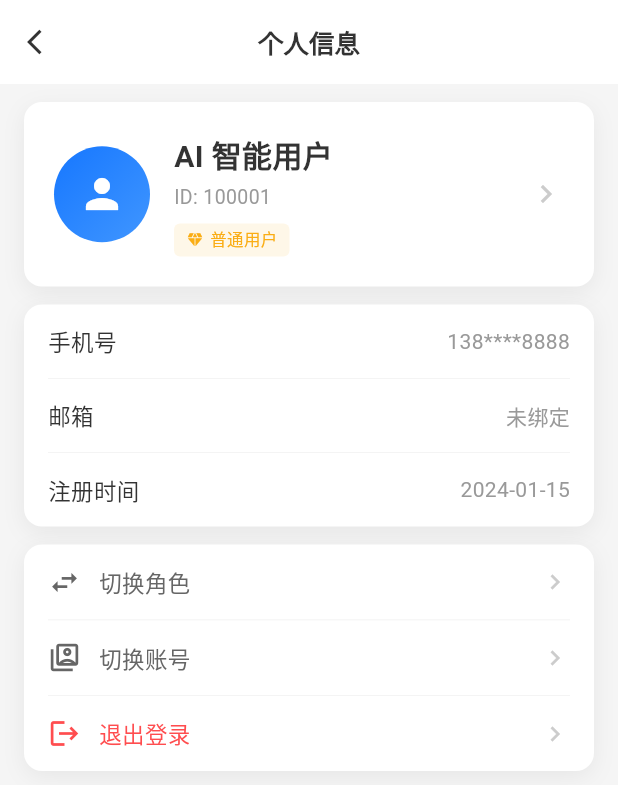
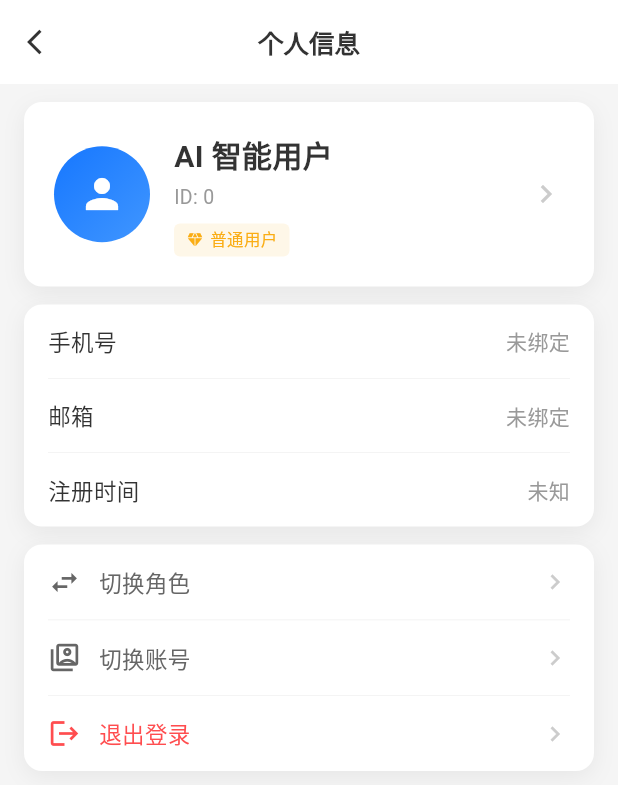
Before and after one commit to 17607131520Aaron/linggoutong-ai-app, a Flutter app: the MinePage screen opened by its route, after a tap on "AI 智能用户", on a phone screen of 412 x 824 dp. Shown: the top 785 px of the screen. Run offline on Flutter 3.47's test engine with Material 3 defaults, Android fonts, the phone set to English and light mode, and no system bars; our stand-ins replace dio, fluttertoast, go_router, pretty_dio_logger, shared_preferences; accounts and stored records are empty; network calls fail.

Commit message:
feat: 添加用户信息服务和用户信息展示功能
- 新增 UserInfoService 用于管理用户信息的本地存储和获取
- 在 main.dart 中初始化 UserInfoService
- 将 HomePage 和 MinePage 改为 StatefulWidget 以支持状态管理
- 实现用户信息加载逻辑，从 API 获取并保存到本地缓存
- 更新首页和个人页面显示真实用户昵称、ID、手机号等信息
- 添加手机号脱敏显示和日期格式化功能
- 优化 ProfilePage 显示完整的用户详细信息

```diff
--- a/lib/main.dart
+++ b/lib/main.dart
@@ -3,6 +3,7 @@ import 'package:linggoutong_ai_app/router/app_router.dart';
 import 'package:linggoutong_ai_app/common/ant_theme.dart';
 import 'package:linggoutong_ai_app/common/env.dart';
 import 'package:linggoutong_ai_app/services/auth_service.dart';
+import 'package:linggoutong_ai_app/services/user_info_service.dart';
 
 void main() async {
   WidgetsFlutterBinding.ensureInitialized();
@@ -11,6 +12,7 @@ void main() async {
   Env.setEnv(EnvType.dev);
 
   await AuthService.init();
+  await UserInfoService.init();
   runApp(const MyApp());
 }
 
--- a/lib/pages/home/home_page.dart
+++ b/lib/pages/home/home_page.dart
@@ -1,4 +1,6 @@
 import 'package:flutter/material.dart';
+import 'package:linggoutong_ai_app/services/api_service.dart';
+import 'package:linggoutong_ai_app/services/user_info_service.dart';
 
 // 蚂蚁金服风格配色（与之前保持一致）
 const Color _kPrimaryColor = Color(0xFF1677FF);
@@ -7,8 +9,50 @@ const Color _kTextPrimary = Color(0xFF333333);
 const Color _kTextSecondary = Color(0xFF999999);
 const Color _kBorderColor = Color(0xFFE5E5E5);
 
-class HomePage extends StatelessWidget {
+class HomePage extends StatefulWidget {
   const HomePage({super.key});
+
+  @override
+  State<HomePage> createState() => _HomePageState();
+}
+
+class _HomePageState extends State<HomePage> {
+  UserInfo? _userInfo;
+  bool _isLoading = true;
+
+  @override
+  void initState() {
+    super.initState();
+    _loadUserInfo();
+  }
+
+  Future<void> _loadUserInfo() async {
+    try {
+      final response = await ApiService.getUserInfo();
+      if (response.isSuccess && response.data != null) {
+        final userInfo = UserInfo.fromJson(response.data!);
+        await UserInfoService.saveUserInfo(userInfo);
+        if (mounted) {
+          setState(() {
+            _userInfo = userInfo;
+            _isLoading = false;
+          });
+        }
+      } else {
+        if (mounted) {
+          setState(() {
+            _isLoading = false;
+          });
+        }
+      }
+    } catch (e) {
+      if (mounted) {
+        setState(() {
+          _isLoading = false;
+        });
+      }
+    }
+  }
 
   @override
   Widget build(BuildContext context) {
@@ -78,6 +122,9 @@ class HomePage extends StatelessWidget {
 
   // 1. 个人信息卡片
   Widget _buildProfileCard() {
+    final nickname = _userInfo?.nickname ?? '智能用户';
+    final phone = _userInfo?.phone ?? '';
+
     return Container(
       margin: const EdgeInsets.all(16),
       padding: const EdgeInsets.all(20),
@@ -112,13 +159,13 @@ class HomePage extends StatelessWidget {
               ),
               const SizedBox(width: 16),
               // 信息
-              const Expanded(
+              Expanded(
                 child: Column(
                   crossAxisAlignment: CrossAxisAlignment.start,
                   children: [
-                    Text('你好，智能用户', style: TextStyle(color: Colors.white, fontSize: 18, fontWeight: FontWeight.bold)),
-                    SizedBox(height: 4),
-                    Text('Pro 会员 · 2099-12-31 到期', style: TextStyle(color: Colors.white70, fontSize: 12)),
+                    Text('你好，$nickname', style: const TextStyle(color: Colors.white, fontSize: 18, fontWeight: FontWeight.bold)),
+                    const SizedBox(height: 4),
+                    Text('Pro 会员 · 2099-12-31 到期', style: const TextStyle(color: Colors.white70, fontSize: 12)),
                   ],
                 ),
               ),
--- a/lib/pages/mine/mine_page.dart
+++ b/lib/pages/mine/mine_page.dart
@@ -1,10 +1,48 @@
 import 'package:flutter/material.dart';
 import 'package:go_router/go_router.dart';
 import 'package:linggoutong_ai_app/common/ant_theme.dart';
+import 'package:linggoutong_ai_app/services/api_service.dart';
 import 'package:linggoutong_ai_app/services/auth_service.dart';
+import 'package:linggoutong_ai_app/services/user_info_service.dart';
 
-class MinePage extends StatelessWidget {
+class MinePage extends StatefulWidget {
   const MinePage({super.key});
+
+  @override
+  State<MinePage> createState() => _MinePageState();
+}
+
+class _MinePageState extends State<MinePage> {
+  UserInfo? _userInfo;
+
+  @override
+  void initState() {
+    super.initState();
+    _loadUserInfo();
+  }
+
+  Future<void> _loadUserInfo() async {
+    try {
+      final response = await ApiService.getUserInfo();
+      if (response.isSuccess && response.data != null) {
+        final userInfo = UserInfo.fromJson(response.data!);
+        await UserInfoService.saveUserInfo(userInfo);
+        if (mounted) {
+          setState(() {
+            _userInfo = userInfo;
+          });
+        }
+      }
+    } catch (e) {
+      // 接口失败时尝试从本地缓存获取
+      final userInfo = await UserInfoService.getUserInfo();
+      if (mounted && userInfo != null) {
+        setState(() {
+          _userInfo = userInfo;
+        });
+      }
+    }
+  }
 
   @override
   Widget build(BuildContext context) {
@@ -41,6 +79,10 @@ class MinePage extends StatelessWidget {
   }
 
   Widget _buildUserInfoCard(BuildContext context) {
+    final nickname = _userInfo?.nickname ?? 'AI 智能用户';
+    final userId = _userInfo?.userId ?? 0;
+    final phone = _userInfo?.phone ?? '';
+
     return GestureDetector(
       onTap: () => context.push('/profile'),
       child: Container(
@@ -71,9 +113,9 @@ class MinePage extends StatelessWidget {
             child: Column(
               crossAxisAlignment: CrossAxisAlignment.start,
               children: [
-                const Text(
-                  'AI 智能用户',
-                  style: TextStyle(
+                Text(
+                  nickname,
+                  style: const TextStyle(
                     fontSize: 20,
                     fontWeight: FontWeight.bold,
                     color: AntColors.textPrimary,
@@ -81,7 +123,7 @@ class MinePage extends StatelessWidget {
                 ),
                 const SizedBox(height: 4),
                 Text(
-                  'ID: 100001',
+                  'ID: $userId',
                   style: TextStyle(
                     fontSize: 13,
                     color: AntColors.textTertiary,
--- a/lib/pages/mine/profile_page.dart
+++ b/lib/pages/mine/profile_page.dart
@@ -2,6 +2,7 @@ import 'package:flutter/material.dart';
 import 'package:go_router/go_router.dart';
 import 'package:linggoutong_ai_app/common/ant_theme.dart';
 import 'package:linggoutong_ai_app/services/auth_service.dart';
+import 'package:linggoutong_ai_app/services/user_info_service.dart';
 
 class ProfilePage extends StatefulWidget {
   const ProfilePage({super.key});
@@ -13,6 +14,39 @@ class ProfilePage extends StatefulWidget {
 class _ProfilePageState extends State<ProfilePage> {
   String _currentRole = '普通用户';
   final List<String> _roles = ['普通用户', '管理员', 'VIP会员', '企业用户'];
+  UserInfo? _userInfo;
+
+  @override
+  void initState() {
+    super.initState();
+    _loadUserInfo();
+  }
+
+  Future<void> _loadUserInfo() async {
+    final userInfo = await UserInfoService.getUserInfo();
+    if (mounted && userInfo != null) {
+      setState(() {
+        _userInfo = userInfo;
+      });
+    }
+  }
+
+  String _maskPhone(String phone) {
+    if (phone.length >= 7) {
+      return '${phone.substring(0, 3)}****${phone.substring(7)}';
+    }
+    return phone;
+  }
+
+  String _formatDate(String? dateStr) {
+    if (dateStr == null || dateStr.isEmpty) return '未知';
+    try {
+      final date = DateTime.parse(dateStr);
+      return '${date.year}-${date.month.toString().padLeft(2, '0')}-${date.day.toString().padLeft(2, '0')}';
+    } catch (e) {
+      return dateStr;
+    }
+  }
 
   @override
   Widget build(BuildContext context) {
@@ -42,6 +76,9 @@ class _ProfilePageState extends State<ProfilePage> {
   }
 
   Widget _buildUserHeader() {
+    final nickname = _userInfo?.nickname ?? 'AI 智能用户';
+    final userId = _userInfo?.userId ?? 0;
+
     return GestureDetector(
       onTap: () {},
       child: Container(
@@ -72,9 +109,9 @@ class _ProfilePageState extends State<ProfilePage> {
               child: Column(
                 crossAxisAlignment: CrossAxisAlignment.start,
                 children: [
-                  const Text(
-                    'AI 智能用户',
-                    style: TextStyle(
+                  Text(
+                    nickname,
+                    style: const TextStyle(
                       fontSize: 20,
                       fontWeight: FontWeight.bold,
                       color: AntColors.textPrimary,
@@ -82,7 +119,7 @@ class _ProfilePageState extends State<ProfilePage> {
                   ),
                   const SizedBox(height: 4),
                   Text(
-                    'ID: 100001',
+                    'ID: $userId',
                     style: TextStyle(
                       fontSize: 13,
                       color: AntColors.textTertiary,
@@ -122,6 +159,10 @@ class _ProfilePageState extends State<ProfilePage> {
   }
 
   Widget _buildInfoSection() {
+    final phone = _userInfo?.phone ?? '';
+    final email = _userInfo?.email ?? '未绑定';
+    final createTime = _userInfo?.createTime;
+
     return Container(
       margin: const EdgeInsets.symmetric(horizontal: 16),
       decoration: BoxDecoration(
@@ -131,11 +172,11 @@ class _ProfilePageState extends State<ProfilePage> {
       ),
       child: Column(
         children: [
-          _buildInfoItem('手机号', '138****8888'),
+          _buildInfoItem('手机号', phone.isNotEmpty ? _maskPhone(phone) : '未绑定'),
           _buildDivider(),
-          _buildInfoItem('邮箱', '未绑定'),
+          _buildInfoItem('邮箱', email.isNotEmpty ? email : '未绑定'),
           _buildDivider(),
-          _buildInfoItem('注册时间', '2024-01-15'),
+          _buildInfoItem('注册时间', _formatDate(createTime)),
         ],
       ),
     );
--- /dev/null
+++ b/lib/services/user_info_service.dart
@@ -0,0 +1,82 @@
+import 'dart:convert';
+import 'package:shared_preferences/shared_preferences.dart';
+
+class UserInfo {
+  final int userId;
+  final String phone;
+  final String nickname;
+  final String? avatar;
+  final String? email;
+  final String? createTime;
+
+  UserInfo({
+    required this.userId,
+    required this.phone,
+    required this.nickname,
+    this.avatar,
+    this.email,
+    this.createTime,
+  });
+
+  factory UserInfo.fromJson(Map<String, dynamic> json) {
+    return UserInfo(
+      userId: json['userId'] ?? 0,
+      phone: json['phone'] ?? '',
+      nickname: json['nickname'] ?? '',
+      avatar: json['avatar'],
+      email: json['email'],
+      createTime: json['createTime'],
+    );
+  }
+
+  Map<String, dynamic> toJson() {
+    return {
+      'userId': userId,
+      'phone': phone,
+      'nickname': nickname,
+      'avatar': avatar,
+      'email': email,
+      'createTime': createTime,
+    };
+  }
+}
+
+class UserInfoService {
+  static const String _userInfoKey = 'user_info';
+  static UserInfo? _currentUser;
+
+  static UserInfo? get currentUser => _currentUser;
+
+  static Future<void> init() async {
+    final prefs = await SharedPreferences.getInstance();
+    final userInfoStr = prefs.getString(_userInfoKey);
+    if (userInfoStr != null) {
+      try {
+        final Map<String, dynamic> json = jsonDecode(userInfoStr);
+        _currentUser = UserInfo.fromJson(json);
+      } catch (e) {
+        _currentUser = null;
+      }
+    }
+  }
+
+  static Future<void> saveUserInfo(UserInfo userInfo) async {
+    _currentUser = userInfo;
+    final prefs = await SharedPreferences.getInstance();
+    await prefs.setString(_userInfoKey, jsonEncode(userInfo.toJson()));
+  }
+
+  static Future<void> clearUserInfo() async {
+    _currentUser = null;
+    final prefs = await SharedPreferences.getInstance();
+    await prefs.remove(_userInfoKey);
+  }
+
+  static Future<UserInfo?> getUserInfo() async {
+    if (_currentUser != null) {
+      return _currentUser;
+    }
+    await init();
+    return _currentUser;
+  }
+}
```
